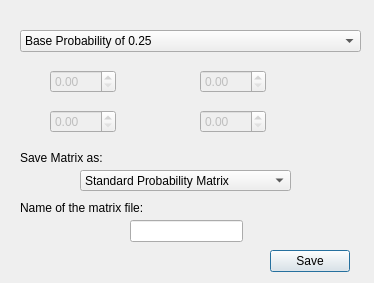
Old version of the form src/askBaseProbability.ui in the repository TaronSilver/genom.
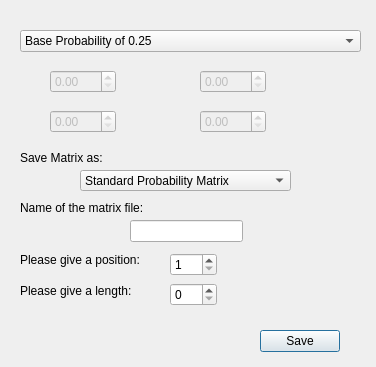
New version of the form.

What changed in the file:
```diff
--- a/src/askBaseProbability.ui
+++ b/src/askBaseProbability.ui
@@ -6,8 +6,8 @@
    <rect>
     <x>0</x>
     <y>0</y>
-    <width>374</width>
-    <height>283</height>
+    <width>376</width>
+    <height>367</height>
    </rect>
   </property>
   <property name="windowTitle">
@@ -159,8 +159,8 @@
   <widget class="QPushButton" name="buttonSave">
    <property name="geometry">
     <rect>
-     <x>270</x>
-     <y>250</y>
+     <x>260</x>
+     <y>330</y>
      <width>80</width>
      <height>22</height>
     </rect>
@@ -169,6 +169,55 @@
     <string>Save</string>
    </property>
   </widget>
+  <widget class="QLabel" name="label_3">
+   <property name="geometry">
+    <rect>
+     <x>20</x>
+     <y>283</y>
+     <width>141</width>
+     <height>16</height>
+    </rect>
+   </property>
+   <property name="text">
+    <string>Please give a length:</string>
+   </property>
+  </widget>
+  <widget class="QSpinBox" name="intPosition">
+   <property name="geometry">
+    <rect>
+     <x>170</x>
+     <y>253</y>
+     <width>47</width>
+     <height>23</height>
+    </rect>
+   </property>
+   <property name="minimum">
+    <number>1</number>
+   </property>
+  </widget>
+  <widget class="QLabel" name="label_4">
+   <property name="geometry">
+    <rect>
+     <x>20</x>
+     <y>250</y>
+     <width>141</width>
+     <height>20</height>
+    </rect>
+   </property>
+   <property name="text">
+    <string>Please give a position:</string>
+   </property>
+  </widget>
+  <widget class="QSpinBox" name="intLength">
+   <property name="geometry">
+    <rect>
+     <x>170</x>
+     <y>283</y>
+     <width>47</width>
+     <height>23</height>
+    </rect>
+   </property>
+  </widget>
  </widget>
  <resources/>
  <connections/>
```
